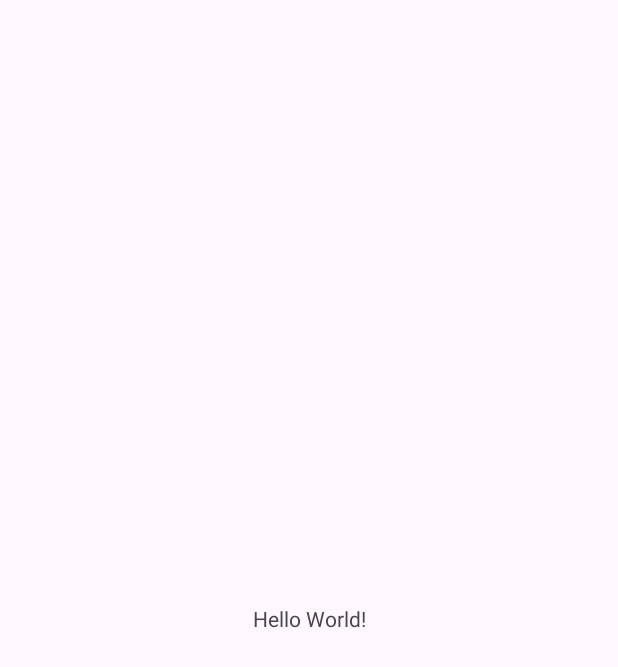
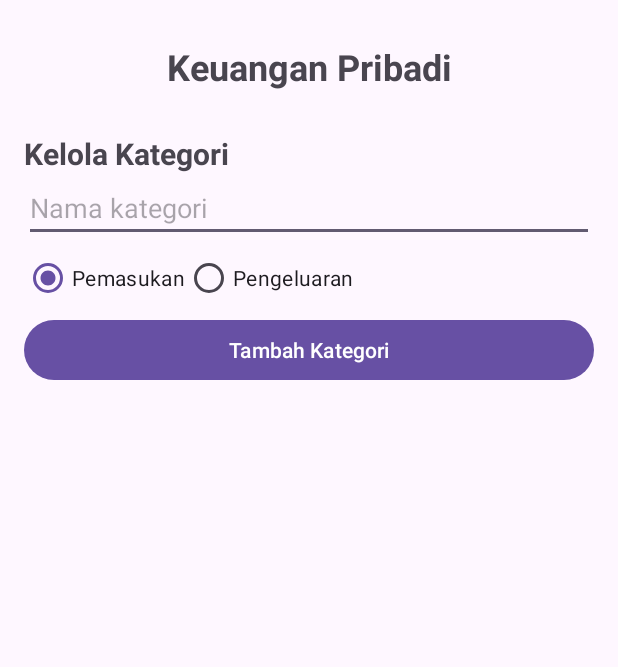
Before and after one commit to ArusTesting/keuanganPribadi, an Android app: the screen it shows after launch (MainActivity), on a phone screen of 412 x 824 dp. Before the commit the part shown is almost empty. Shown: the top 667 px of the screen. Run offline under Robolectric (Android 15) with nearby library versions, the phone set to English and light mode, and no system bars.

Commit message:
No 2. Kategori

```diff
--- /dev/null
+++ b/app/src/main/java/ariel/paba/keuanganpribadi/Kategori.kt
@@ -0,0 +1,6 @@
+package ariel.paba.keuanganpribadi
+
+data class Kategori(
+    var nama: String,
+    var jenis: String
+)
--- /dev/null
+++ b/app/src/main/java/ariel/paba/keuanganpribadi/KategoriAdapter.kt
@@ -0,0 +1,32 @@
+package ariel.paba.keuanganpribadi
+
+import android.view.LayoutInflater
+import android.view.View
+import android.view.ViewGroup
+import android.widget.TextView
+import androidx.recyclerview.widget.RecyclerView
+import ariel.paba.keuanganpribadi.R
+
+class KategoriAdapter(
+    private val daftarKategori: ArrayList<Kategori>
+) : RecyclerView.Adapter<KategoriAdapter.KategoriViewHolder>() {
+
+    class KategoriViewHolder(itemView: View) : RecyclerView.ViewHolder(itemView) {
+        val tvNama: TextView = itemView.findViewById(R.id.tvNamaKategori)
+        val tvJenis: TextView = itemView.findViewById(R.id.tvJenisKategori)
+    }
+
+    override fun onCreateViewHolder(parent: ViewGroup, viewType: Int): KategoriViewHolder {
+        val view = LayoutInflater.from(parent.context)
+            .inflate(R.layout.item_kategori, parent, false)
+        return KategoriViewHolder(view)
+    }
+
+    override fun onBindViewHolder(holder: KategoriViewHolder, position: Int) {
+        val kategori = daftarKategori[position]
+        holder.tvNama.text = kategori.nama
+        holder.tvJenis.text = kategori.jenis
+    }
+
+    override fun getItemCount(): Int = daftarKategori.size
+}
--- a/app/src/main/java/ariel/paba/keuanganpribadi/MainActivity.kt
+++ b/app/src/main/java/ariel/paba/keuanganpribadi/MainActivity.kt
@@ -1,20 +1,55 @@
 package ariel.paba.keuanganpribadi
 
 import android.os.Bundle
-import androidx.activity.enableEdgeToEdge
+import android.widget.Button
+import android.widget.EditText
+import android.widget.RadioGroup
+import android.widget.Toast
 import androidx.appcompat.app.AppCompatActivity
-import androidx.core.view.ViewCompat
-import androidx.core.view.WindowInsetsCompat
+import androidx.recyclerview.widget.LinearLayoutManager
+import androidx.recyclerview.widget.RecyclerView
 
 class MainActivity : AppCompatActivity() {
+    private lateinit var etNamaKategori: EditText
+    private lateinit var rgJenisKategori: RadioGroup
+    private lateinit var btnTambahKategori: Button
+    private lateinit var rvKategori: RecyclerView
+    private val daftarKategori = ArrayList<Kategori>()
+    private lateinit var adapter: KategoriAdapter
     override fun onCreate(savedInstanceState: Bundle?) {
         super.onCreate(savedInstanceState)
-        enableEdgeToEdge()
         setContentView(R.layout.activity_main)
-        ViewCompat.setOnApplyWindowInsetsListener(findViewById(R.id.main)) { v, insets ->
-            val systemBars = insets.getInsets(WindowInsetsCompat.Type.systemBars())
-            v.setPadding(systemBars.left, systemBars.top, systemBars.right, systemBars.bottom)
-            insets
+        etNamaKategori = findViewById(R.id.etNamaKategori)
+        rgJenisKategori = findViewById(R.id.rgJenisKategori)
+        btnTambahKategori = findViewById(R.id.btnTambahKategori)
+        rvKategori = findViewById(R.id.rvKategori)
+        adapter = KategoriAdapter(daftarKategori)
+        rvKategori.layoutManager = LinearLayoutManager(this)
+        rvKategori.adapter = adapter
+        btnTambahKategori.setOnClickListener {
+            tambahKategori()
         }
     }
+    private fun tambahKategori() {
+        val nama = etNamaKategori.text.toString().trim()
+
+        if (nama.isEmpty()) {
+            Toast.makeText(this, "Nama kategori harus diisi", Toast.LENGTH_SHORT).show()
+            return
+        }
+        val jenis = when (rgJenisKategori.checkedRadioButtonId) {
+            R.id.rbPemasukan -> "Pemasukan"
+            R.id.rbPengeluaran -> "Pengeluaran"
+            else -> ""
+        }
+        if (jenis.isEmpty()) {
+            Toast.makeText(this, "Pilih jenis kategori", Toast.LENGTH_SHORT).show()
+            return
+        }
+        daftarKategori.add(Kategori(nama, jenis))
+        adapter.notifyItemInserted(daftarKategori.size - 1)
+
+        etNamaKategori.text.clear()
+        Toast.makeText(this, "Kategori berhasil ditambahkan", Toast.LENGTH_SHORT).show()
+    }
 }
--- a/app/src/main/res/layout/activity_main.xml
+++ b/app/src/main/res/layout/activity_main.xml
@@ -1,19 +1,65 @@
 <?xml version="1.0" encoding="utf-8"?>
-<androidx.constraintlayout.widget.ConstraintLayout xmlns:android="http://schemas.android.com/apk/res/android"
-    xmlns:app="http://schemas.android.com/apk/res-auto"
-    xmlns:tools="http://schemas.android.com/tools"
-    android:id="@+id/main"
+<LinearLayout xmlns:android="http://schemas.android.com/apk/res/android"
     android:layout_width="match_parent"
     android:layout_height="match_parent"
-    tools:context=".MainActivity">
+    android:orientation="vertical"
+    android:padding="16dp">
 
     <TextView
-        android:layout_width="wrap_content"
+        android:layout_width="match_parent"
         android:layout_height="wrap_content"
-        android:text="Hello World!"
-        app:layout_constraintBottom_toBottomOf="parent"
-        app:layout_constraintEnd_toEndOf="parent"
-        app:layout_constraintStart_toStartOf="parent"
-        app:layout_constraintTop_toTopOf="parent" />
+        android:text="Keuangan Pribadi"
+        android:textSize="24sp"
+        android:textStyle="bold"
+        android:gravity="center"
+        android:padding="12dp" />
 
-</androidx.constraintlayout.widget.ConstraintLayout>
+    <TextView
+        android:layout_width="match_parent"
+        android:layout_height="wrap_content"
+        android:text="Kelola Kategori"
+        android:textSize="20sp"
+        android:textStyle="bold"
+        android:layout_marginTop="16dp" />
+
+    <EditText
+        android:id="@+id/etNamaKategori"
+        android:layout_width="match_parent"
+        android:layout_height="wrap_content"
+        android:hint="Nama kategori"
+        android:inputType="textCapSentences" />
+
+    <RadioGroup
+        android:id="@+id/rgJenisKategori"
+        android:layout_width="match_parent"
+        android:layout_height="wrap_content"
+        android:orientation="horizontal">
+
+        <RadioButton
+            android:id="@+id/rbPemasukan"
+            android:layout_width="wrap_content"
+            android:layout_height="wrap_content"
+            android:text="Pemasukan"
+            android:checked="true" />
+
+        <RadioButton
+            android:id="@+id/rbPengeluaran"
+            android:layout_width="wrap_content"
+            android:layout_height="wrap_content"
+            android:text="Pengeluaran" />
+    </RadioGroup>
+
+    <Button
+        android:id="@+id/btnTambahKategori"
+        android:layout_width="match_parent"
+        android:layout_height="wrap_content"
+        android:text="Tambah Kategori" />
+
+    <androidx.recyclerview.widget.RecyclerView
+        android:id="@+id/rvKategori"
+        android:layout_width="match_parent"
+        android:layout_height="0dp"
+        android:layout_weight="1"
+        android:layout_marginTop="12dp" />
+
+</LinearLayout>
```
Also changed, not shown: app/src/main/res/layout/item_kategori.xml (added, +23 -0 lines).
